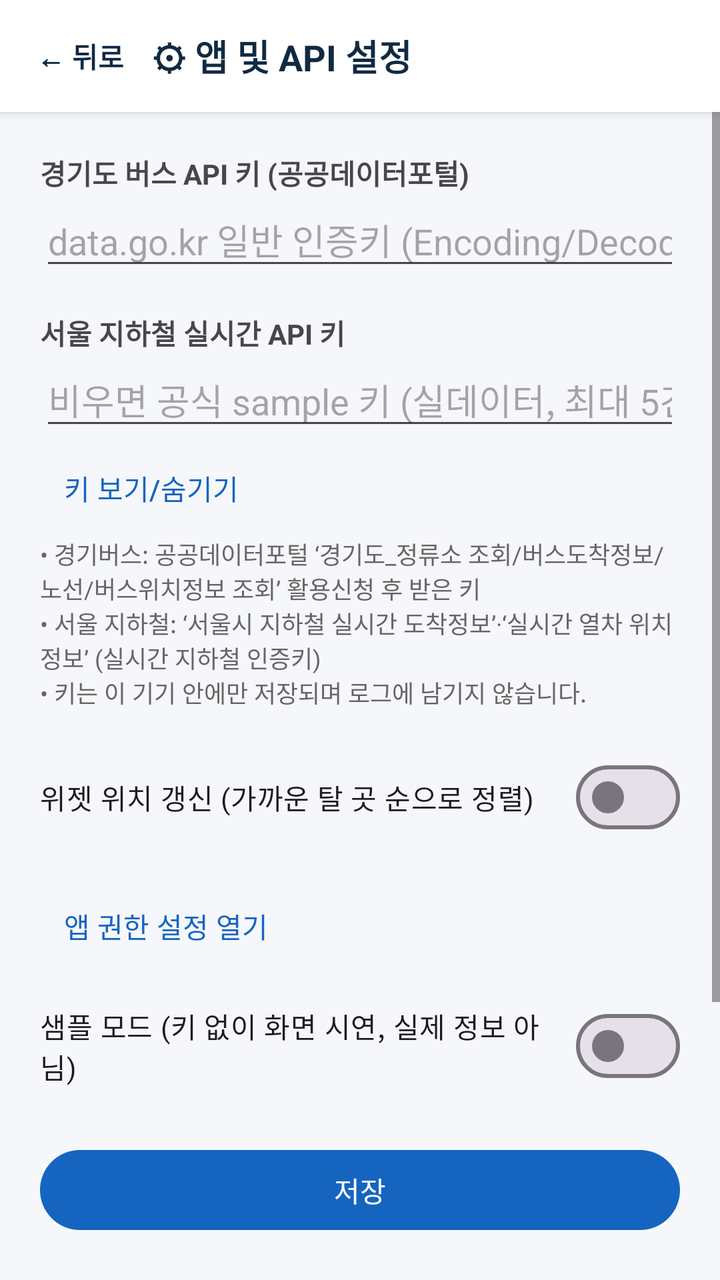
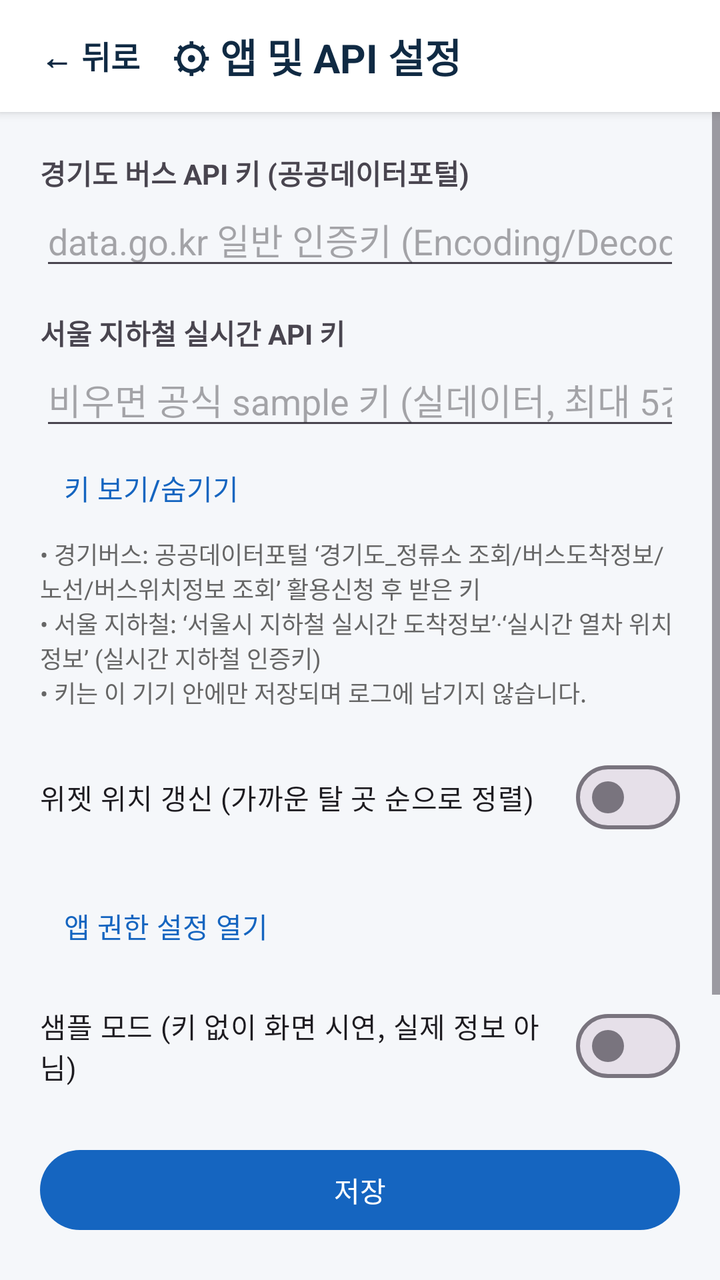

The first picture is an Android layout as it rendered before a commit; the second is the same layout after the commit. The layout source and the unified diff follow.
<!-- AndroidManifest.xml: activity theme Theme.TransitMap.NoActionBar -->
<!-- res/layout/activity_settings.xml -->
<?xml version="1.0" encoding="utf-8"?>
<LinearLayout xmlns:android="http://schemas.android.com/apk/res/android"
    android:id="@+id/settingsRoot"
    android:layout_width="match_parent"
    android:layout_height="match_parent"
    android:background="#F5F7FA"
    android:orientation="vertical">

    
    <LinearLayout
        android:layout_width="match_parent"
        android:layout_height="56dp"
        android:background="#FFFFFF"
        android:elevation="3dp"
        android:gravity="center_vertical"
        android:orientation="horizontal"
        android:paddingHorizontal="8dp">

        <com.google.android.material.button.MaterialButton
            android:id="@+id/btnBackSettings"
            style="@style/Widget.Material3.Button.TextButton"
            android:layout_width="wrap_content"
            android:layout_height="42dp"
            android:minWidth="0dp"
            android:paddingHorizontal="10dp"
            android:text="← 뒤로"
            android:textColor="#102A43"
            android:textSize="14sp"
            android:textStyle="bold" />

        <TextView
            android:layout_width="0dp"
            android:layout_height="wrap_content"
            android:layout_marginStart="4dp"
            android:layout_weight="1"
            android:text="⚙ 앱 및 API 설정"
            android:textColor="#102A43"
            android:textSize="18sp"
            android:textStyle="bold" />
    </LinearLayout>

    <ScrollView
        android:layout_width="match_parent"
        android:layout_height="0dp"
        android:layout_weight="1">

    <LinearLayout
        android:layout_width="match_parent"
        android:layout_height="wrap_content"
        android:orientation="vertical"
        android:padding="20dp">

        <TextView
            android:layout_width="wrap_content"
            android:layout_height="wrap_content"
            android:text="경기도 버스 API 키 (공공데이터포털)"
            android:textStyle="bold" />

        <EditText
            android:id="@+id/inputGbisKey"
            android:layout_width="match_parent"
            android:layout_height="wrap_content"
            android:hint="data.go.kr 일반 인증키 (Encoding/Decoding 모두 가능)"
            android:importantForAutofill="no"
            android:inputType="textPassword" />

        <TextView
            android:layout_width="wrap_content"
            android:layout_height="wrap_content"
            android:layout_marginTop="16dp"
            android:text="서울 지하철 실시간 API 키"
            android:textStyle="bold" />

        <EditText
            android:id="@+id/inputSubwayKey"
            android:layout_width="match_parent"
            android:layout_height="wrap_content"
            android:hint="비우면 공식 sample 키 (실데이터, 최대 5건)"
            android:importantForAutofill="no"
            android:inputType="textPassword" />

        <com.google.android.material.button.MaterialButton
            android:id="@+id/btnShowKeys"
            style="@style/Widget.Material3.Button.TextButton"
            android:layout_width="wrap_content"
            android:layout_height="wrap_content"
            android:text="키 보기/숨기기" />

        <TextView
            android:layout_width="match_parent"
            android:layout_height="wrap_content"
            android:text="• 경기버스: 공공데이터포털 ‘경기도_정류소 조회/버스도착정보/노선/버스위치정보 조회’ 활용신청 후 받은 키\n• 서울 지하철: ‘서울시 지하철 실시간 도착정보’·‘실시간 열차 위치정보’ (실시간 지하철 인증키)\n• 키는 이 기기 안에만 저장되며 로그에 남기지 않습니다."
            android:textColor="#666666"
            android:textSize="12sp" />

        <com.google.android.material.materialswitch.MaterialSwitch
            android:id="@+id/swWidgetLocation"
            android:layout_width="match_parent"
            android:layout_height="wrap_content"
            android:layout_marginTop="20dp"
            android:text="위젯 위치 갱신 (가까운 탈 곳 순으로 정렬)" />

        <TextView
            android:id="@+id/permText"
            android:layout_width="wrap_content"
            android:layout_height="wrap_content"
            android:textColor="#666666"
            android:textSize="12sp" />

        <com.google.android.material.button.MaterialButton
            android:id="@+id/btnAppSettings"
            style="@style/Widget.Material3.Button.TextButton"
            android:layout_width="wrap_content"
            android:layout_height="wrap_content"
            android:text="앱 권한 설정 열기" />

        <com.google.android.material.materialswitch.MaterialSwitch
            android:id="@+id/swSample"
            android:layout_width="match_parent"
            android:layout_height="wrap_content"
            android:layout_marginTop="12dp"
            android:text="샘플 모드 (키 없이 화면 시연, 실제 정보 아님)" />

        <com.google.android.material.button.MaterialButton
            android:id="@+id/btnSave"
            android:layout_width="match_parent"
            android:layout_height="wrap_content"
            android:layout_marginTop="24dp"
            android:text="저장" />

        <TextView
            android:id="@+id/versionText"
            android:layout_width="match_parent"
            android:layout_height="wrap_content"
            android:layout_marginTop="20dp"
            android:textColor="#102A43"
            android:textSize="13.5sp"
            android:textStyle="bold" />

        <com.google.android.material.button.MaterialButton
            android:id="@+id/btnCheckUpdate"
            style="@style/Widget.Material3.Button.TonalButton"
            android:layout_width="match_parent"
            android:layout_height="44dp"
            android:layout_marginTop="8dp"
            android:text="🔄 최신 업데이트 확인 및 자동 설치"
            android:textStyle="bold" />

        <TextView
            android:layout_width="match_parent"
            android:layout_height="wrap_content"
            android:layout_marginTop="16dp"
            android:text="지도 © OpenStreetMap contributors · 지하철역 좌표: OpenStreetMap(Overpass API)\n버스: 경기도 버스정보(공공데이터포털) · 지하철: 서울 열린데이터광장\n위젯은 Android 제한으로 약 15분마다 자동 갱신되며, ⟳ 버튼으로 즉시 갱신할 수 있습니다."
            android:textColor="#888888"
            android:textSize="11sp" />
    </LinearLayout>
    </ScrollView>
</LinearLayout>
<!-- resources referenced by this layout -->
<resources>
  <style name="Theme.TransitMap.NoActionBar" parent="Theme.Material3.Light.NoActionBar">
          <item name="colorPrimary">#1565C0</item>
          <item name="colorSecondary">#2E9E44</item>
      </style>
</resources>

<!-- the commit's change to res/layout/activity_settings.xml (unified diff, before → after) -->
@@ -20,12 +20,12 @@
             android:id="@+id/btnBackSettings"
             style="@style/Widget.Material3.Button.TextButton"
             android:layout_width="wrap_content"
-            android:layout_height="42dp"
+            android:layout_height="44dp"
             android:minWidth="0dp"
-            android:paddingHorizontal="10dp"
+            android:paddingHorizontal="12dp"
             android:text="← 뒤로"
             android:textColor="#102A43"
-            android:textSize="14sp"
+            android:textSize="16sp"
             android:textStyle="bold" />
 
         <TextView
@@ -35,7 +35,7 @@
             android:layout_weight="1"
             android:text="⚙ 앱 및 API 설정"
             android:textColor="#102A43"
-            android:textSize="18sp"
+            android:textSize="20sp"
             android:textStyle="bold" />
     </LinearLayout>
 
@@ -134,16 +134,17 @@
             android:layout_height="wrap_content"
             android:layout_marginTop="20dp"
             android:textColor="#102A43"
-            android:textSize="13.5sp"
+            android:textSize="15.5sp"
             android:textStyle="bold" />
 
         <com.google.android.material.button.MaterialButton
             android:id="@+id/btnCheckUpdate"
             style="@style/Widget.Material3.Button.TonalButton"
             android:layout_width="match_parent"
-            android:layout_height="44dp"
+            android:layout_height="48dp"
             android:layout_marginTop="8dp"
             android:text="🔄 최신 업데이트 확인 및 자동 설치"
+            android:textSize="15.5sp"
             android:textStyle="bold" />
 
         <TextView
